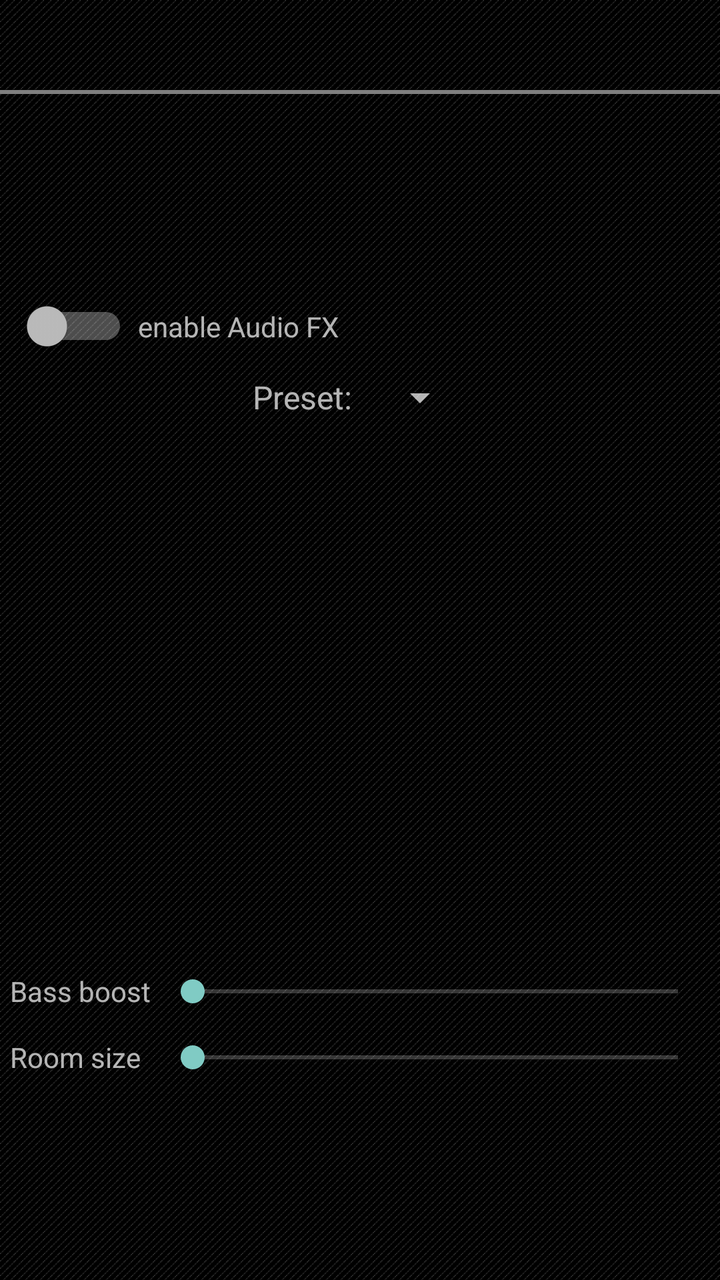
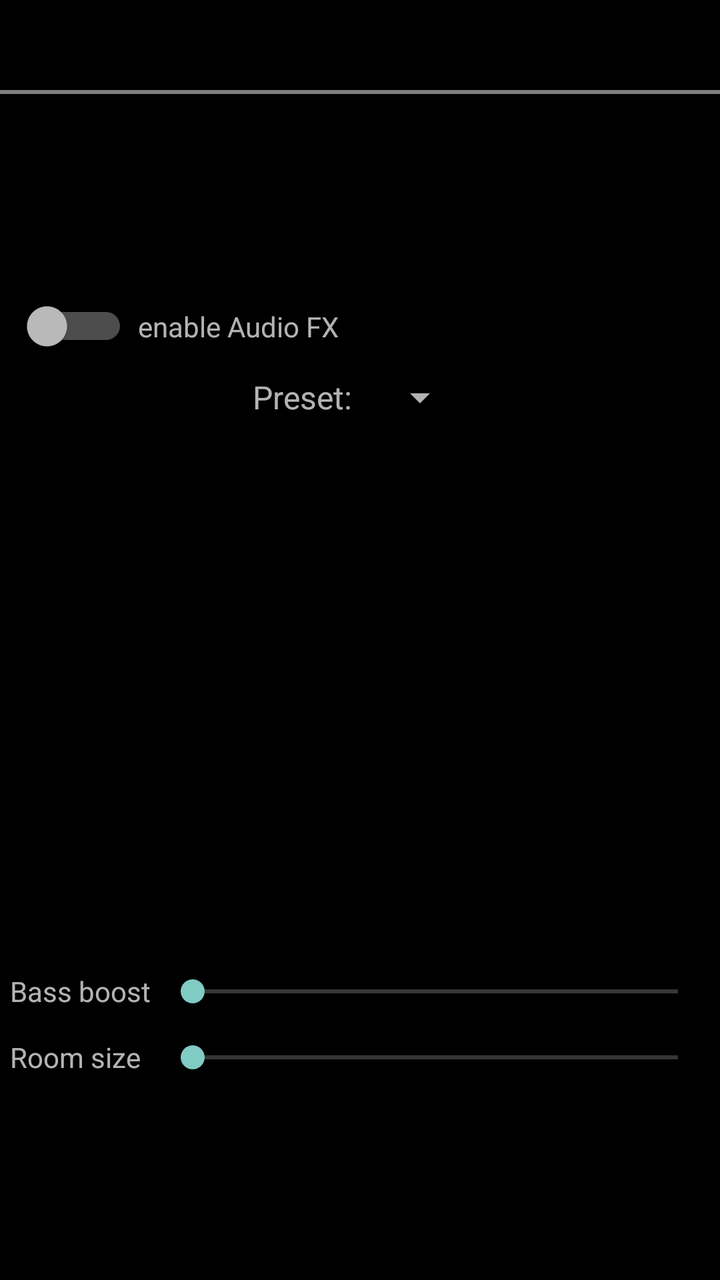

An Android layout rendered at two revisions. The XML below is the earlier revision; the diff shows what the commit changed to produce the second picture.
<!-- AndroidManifest.xml: application theme Apollo.Theme.Dark -->
<!-- res/layout/activity_audiofx.xml -->
<?xml version="1.0" encoding="utf-8"?>
<androidx.constraintlayout.widget.ConstraintLayout xmlns:android="http://schemas.android.com/apk/res/android"
	xmlns:app="http://schemas.android.com/apk/res-auto"
	xmlns:tools="http://schemas.android.com/tools"
	android:layout_width="match_parent"
	android:layout_height="match_parent"
	android:background="@drawable/pager_background">

	<androidx.appcompat.widget.Toolbar
		android:id="@+id/audiofx_toolbar"
		android:layout_width="0dp"
		android:layout_height="@dimen/toolbar_height"
		app:layout_constraintStart_toStartOf="parent"
		app:layout_constraintTop_toTopOf="parent"
		app:layout_constraintEnd_toEndOf="parent" />

	<org.nuclearfog.apollo.ui.views.theme.Colorstrip
		android:id="@+id/audiofx_colorstrip"
		android:layout_width="0dp"
		android:layout_height="@dimen/colorstrip_height"
		app:layout_constraintStart_toStartOf="parent"
		app:layout_constraintTop_toBottomOf="@id/audiofx_toolbar"
		app:layout_constraintEnd_toEndOf="parent" />

	<Switch
		android:id="@+id/audiofx_enable"
		android:layout_width="wrap_content"
		android:layout_height="wrap_content"
		android:layout_marginStart="10dp"
		android:layout_marginLeft="10dp"
		android:layout_marginBottom="5dp"
		android:layout_marginEnd="5dp"
		android:layout_marginRight="5dp"
		app:layout_constraintStart_toStartOf="parent"
		app:layout_constraintTop_toBottomOf="@id/audiofx_colorstrip"
		app:layout_constraintBottom_toTopOf="@id/audiofx_preset"
		app:layout_constraintEnd_toStartOf="@id/audiofx_enable_label"
		tools:ignore="UseSwitchCompatOrMaterialXml,TouchTargetSizeCheck"
		app:layout_constraintVertical_chainStyle="packed" />

	<TextView
		android:id="@+id/audiofx_enable_label"
		android:layout_width="0dp"
		android:layout_height="wrap_content"
		android:text="@string/label_enable_equalizer"
		android:layout_marginEnd="5dp"
		android:layout_marginRight="5dp"
		app:layout_constraintStart_toEndOf="@id/audiofx_enable"
		app:layout_constraintTop_toTopOf="@id/audiofx_enable"
		app:layout_constraintBottom_toBottomOf="@id/audiofx_enable"
		app:layout_constraintEnd_toEndOf="parent" />

	<TextView
		android:id="@+id/audiofx_preset_label"
		android:layout_width="wrap_content"
		android:layout_height="wrap_content"
		android:lines="1"
		android:text="@string/label_preset"
		android:textSize="@dimen/text_size_medium"
		android:layout_marginEnd="10dp"
		android:layout_marginRight="10dp"
		app:layout_constraintHorizontal_chainStyle="packed"
		app:layout_constraintStart_toStartOf="parent"
		app:layout_constraintTop_toTopOf="@id/audiofx_preset"
		app:layout_constraintBottom_toBottomOf="@id/audiofx_preset"
		app:layout_constraintEnd_toStartOf="@id/audiofx_preset" />

	<Spinner
		android:id="@+id/audiofx_preset"
		android:layout_width="wrap_content"
		android:layout_height="wrap_content"
		android:layout_marginTop="5dp"
		android:layout_marginBottom="5dp"
		app:layout_constraintHorizontal_chainStyle="packed"
		app:layout_constraintStart_toEndOf="@id/audiofx_preset_label"
		app:layout_constraintTop_toBottomOf="@id/audiofx_enable"
		app:layout_constraintBottom_toTopOf="@id/audiofx_eq_scroll"
		app:layout_constraintEnd_toEndOf="parent"
		tools:listitem="@layout/list_item_dropdown" />

	<androidx.recyclerview.widget.RecyclerView
		android:id="@+id/audiofx_eq_scroll"
		android:layout_width="wrap_content"
		android:layout_height="0dp"
		android:layout_marginStart="5dp"
		android:layout_marginLeft="5dp"
		android:layout_marginEnd="5dp"
		android:layout_marginRight="5dp"
		app:layout_constraintHeight_percent="0.4"
		app:layout_constraintStart_toStartOf="parent"
		app:layout_constraintTop_toBottomOf="@id/audiofx_preset"
		app:layout_constraintBottom_toTopOf="@id/audiofx_bass_boost"
		app:layout_constraintEnd_toEndOf="parent" />

	<TextView
		android:id="@+id/audiofx_bass_boost_label"
		android:layout_width="wrap_content"
		android:layout_height="wrap_content"
		android:text="@string/label_bass_boost"
		android:layout_marginStart="5dp"
		android:layout_marginLeft="5dp"
		app:layout_constraintStart_toStartOf="parent"
		app:layout_constraintTop_toTopOf="@id/audiofx_bass_boost"
		app:layout_constraintBottom_toBottomOf="@id/audiofx_bass_boost" />


	<TextView
		android:id="@+id/audiofx_reverb_label"
		android:layout_width="wrap_content"
		android:layout_height="wrap_content"
		android:text="@string/label_reverb"
		android:layout_marginStart="5dp"
		android:layout_marginLeft="5dp"
		app:layout_constraintStart_toStartOf="parent"
		app:layout_constraintTop_toTopOf="@id/audiofx_reverb"
		app:layout_constraintBottom_toBottomOf="@id/audiofx_reverb" />

	<androidx.constraintlayout.widget.Barrier
		android:id="@+id/seekbar_label_barrier"
		android:layout_width="wrap_content"
		android:layout_height="wrap_content"
		app:barrierDirection="end"
		app:constraint_referenced_ids="audiofx_bass_boost_label,audiofx_reverb_label" />

	<SeekBar
		android:id="@+id/audiofx_bass_boost"
		android:layout_width="0dp"
		android:layout_height="wrap_content"
		android:layout_marginStart="5dp"
		android:layout_marginLeft="5dp"
		android:layout_marginTop="15dp"
		android:layout_marginEnd="5dp"
		android:layout_marginRight="5dp"
		app:layout_constraintStart_toEndOf="@id/seekbar_label_barrier"
		app:layout_constraintTop_toBottomOf="@id/audiofx_eq_scroll"
		app:layout_constraintBottom_toTopOf="@id/audiofx_reverb"
		app:layout_constraintEnd_toEndOf="parent" />

	<SeekBar
		android:id="@+id/audiofx_reverb"
		android:layout_width="0dp"
		android:layout_height="wrap_content"
		android:layout_marginStart="5dp"
		android:layout_marginLeft="5dp"
		android:layout_marginTop="15dp"
		android:layout_marginEnd="5dp"
		android:layout_marginRight="5dp"
		app:layout_constraintStart_toEndOf="@id/seekbar_label_barrier"
		app:layout_constraintTop_toBottomOf="@id/audiofx_bass_boost"
		app:layout_constraintBottom_toBottomOf="parent"
		app:layout_constraintEnd_toEndOf="parent" />

</androidx.constraintlayout.widget.ConstraintLayout>
<!-- res/layout/list_item_dropdown.xml (included above) -->
<?xml version="1.0" encoding="utf-8"?>
<LinearLayout xmlns:android="http://schemas.android.com/apk/res/android"
	android:layout_width="match_parent"
	android:layout_height="wrap_content">

	<TextView
		android:id="@+id/list_item_dropdown_text"
		android:layout_width="match_parent"
		android:layout_height="wrap_content"
		android:textSize="@dimen/text_size_medium"
		android:lines="1"
		android:layout_margin="5dp" />

</LinearLayout>
<!-- resources referenced by this layout -->
<resources>
  <dimen name="colorstrip_height">2.0dp</dimen>
  <dimen name="text_size_medium">16.0sp</dimen>
  <dimen name="toolbar_height">45dp</dimen>
  <!-- drawable pager_background (drawable) -->
  <?xml version="1.0" encoding="utf-8"?>
  <bitmap xmlns:android="http://schemas.android.com/apk/res/android"
  	android:src="@drawable/view_pager_background_texture"
  	android:tileMode="repeat" />
  <string name="label_bass_boost">Bass boost</string>
  <string name="label_enable_equalizer">enable Audio FX</string>
  <string name="label_preset">Preset:</string>
  <string name="label_reverb">Room size</string>
  <style name="Apollo.Theme.Dark" parent="Theme.AppCompat.NoActionBar">
  		<item name="colorPrimaryDark">@color/apollo_dark</item>
  		<item name="windowActionBar">false</item>
  		<item name="windowNoTitle">true</item>
  		<item name="colorAccent">@android:color/white</item>
  		<item name="android:colorBackground">@android:color/black</item>
  		<item name="android:windowContentOverlay">@null</item>
  		<item name="android:windowAnimationStyle">@style/TransactionPending</item>
  	</style>
  <!-- drawable view_pager_background_texture: png bitmap (drawable-hdpi, 115 bytes) -->
  <color name="apollo_dark">#ff0a0a0a</color>
  <style name="TransactionPending" parent="@android:style/Animation">
  		<item name="android:activityOpenEnterAnimation">@android:anim/fade_in</item>
  		<item name="android:activityOpenExitAnimation">@android:anim/fade_out</item>
  		<item name="android:activityCloseEnterAnimation">@android:anim/fade_in</item>
  		<item name="android:activityCloseExitAnimation">@android:anim/fade_out</item>
  	</style>
</resources>

<!-- the commit's change to res/layout/activity_audiofx.xml (unified diff, before → after) -->
@@ -2,9 +2,10 @@
 <androidx.constraintlayout.widget.ConstraintLayout xmlns:android="http://schemas.android.com/apk/res/android"
 	xmlns:app="http://schemas.android.com/apk/res-auto"
 	xmlns:tools="http://schemas.android.com/tools"
+	android:id="@+id/audiofx_root"
 	android:layout_width="match_parent"
 	android:layout_height="match_parent"
-	android:background="@drawable/pager_background">
+	tools:context=".ui.activities.AudioFxActivity">
 
 	<androidx.appcompat.widget.Toolbar
 		android:id="@+id/audiofx_toolbar"
<!-- resource entries referenced after the edit -->
@@ -3,11 +3,6 @@
   <dimen name="colorstrip_height">2.0dp</dimen>
   <dimen name="text_size_medium">16.0sp</dimen>
   <dimen name="toolbar_height">45dp</dimen>
-  <!-- drawable pager_background (drawable) -->
-  <?xml version="1.0" encoding="utf-8"?>
-  <bitmap xmlns:android="http://schemas.android.com/apk/res/android"
-  	android:src="@drawable/view_pager_background_texture"
-  	android:tileMode="repeat" />
   <string name="label_bass_boost">Bass boost</string>
   <string name="label_enable_equalizer">enable Audio FX</string>
   <string name="label_preset">Preset:</string>
@@ -21,7 +16,6 @@
   		<item name="android:windowContentOverlay">@null</item>
   		<item name="android:windowAnimationStyle">@style/TransactionPending</item>
   	</style>
-  <!-- drawable view_pager_background_texture: png bitmap (drawable-hdpi, 115 bytes) -->
   <color name="apollo_dark">#ff0a0a0a</color>
   <style name="TransactionPending" parent="@android:style/Animation">
   		<item name="android:activityOpenEnterAnimation">@android:anim/fade_in</item>
